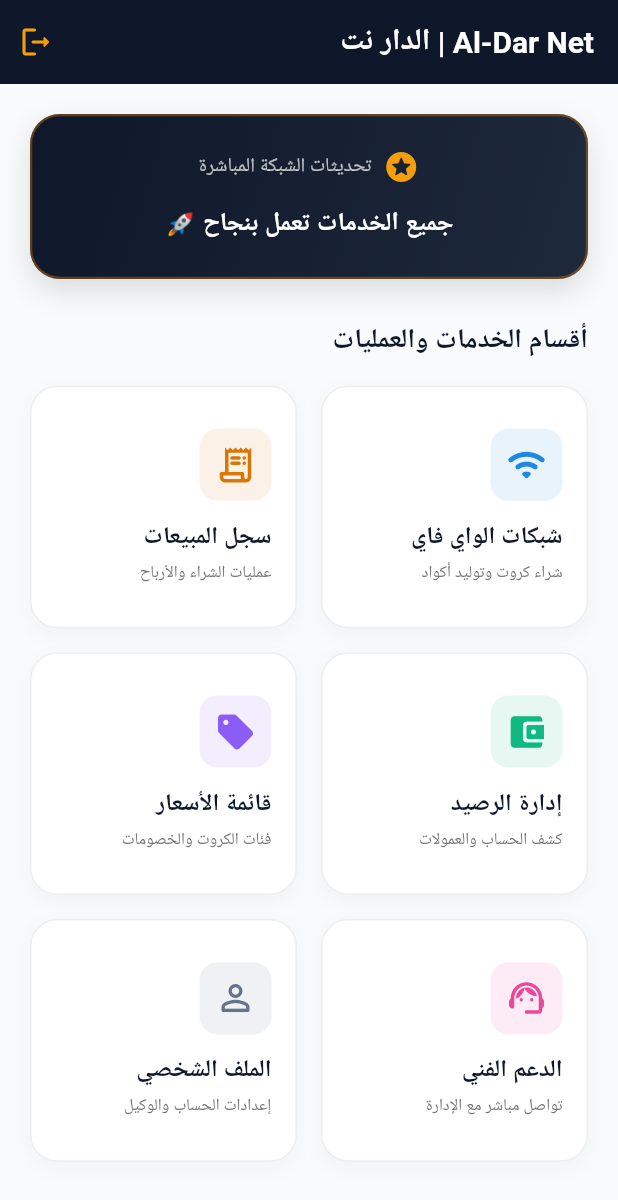
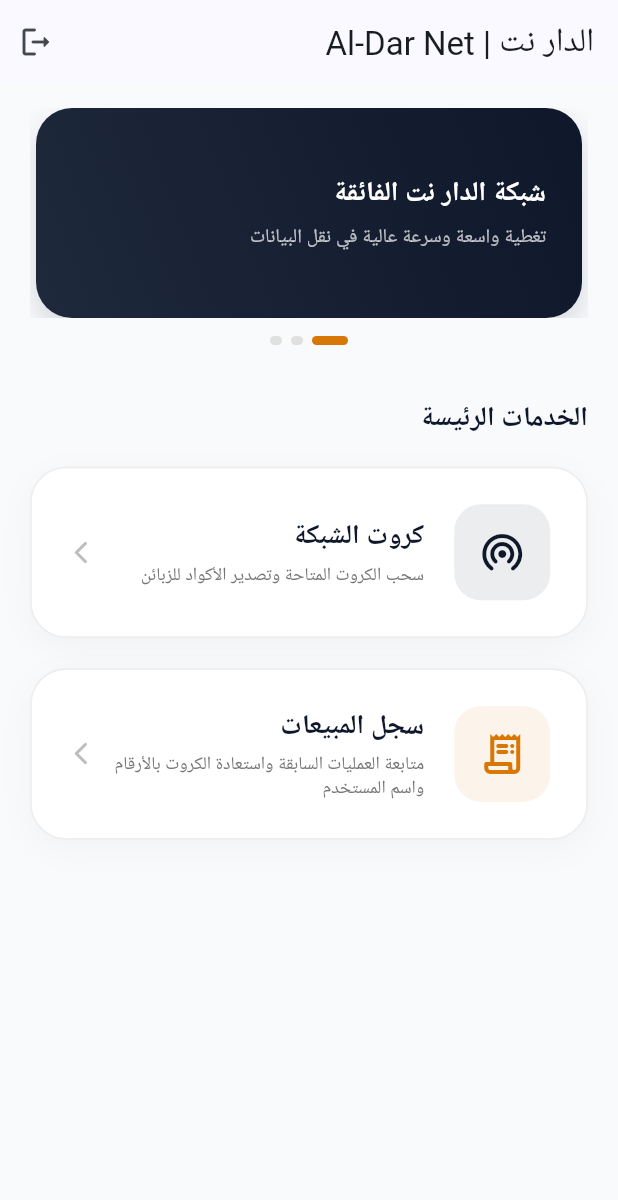
Before and after one commit to helpterooai-ops/aidarnet, a Flutter app: the HomeScreen screen opened directly, on a phone screen of 412 x 824 dp. Shown: the top 1200 px of the screen. Run offline on Flutter 3.47's test engine with Material 3 defaults, Android fonts, the phone set to English and light mode, and no system bars; our stand-ins replace cloud_firestore, firebase_auth, firebase_core; accounts and stored records are empty; Roboto replaces fonts that are missing (IBMPlexSansArabic).

```diff
--- a/lib/screens/home_screen.dart
+++ b/lib/screens/home_screen.dart
@@ -13,30 +13,44 @@ class HomeScreen extends StatefulWidget {
 }
 
 class _HomeScreenState extends State<HomeScreen> {
-  int _currentBannerIndex = 0;
-  late Timer _bannerTimer;
+  final PageController _pageController = PageController();
+  int _currentPage = 0;
+  late Timer _carouselTimer;
 
-  final List<String> _bannerMessages = [
-    'جميع الخدمات تعمل بنجاح 🚀',
-    'أسرع شبكة اتصال إنترنت في المنطقة ⚡',
-    'سرعة فائقة ومستقرة مع شبكة الدار نت 🌐',
+  final List<Map<String, String>> _bannerItems = [
+    {
+      'title': 'شبكة الدار نت الفائقة',
+      'subtitle': 'تغطية واسعة وسرعة عالية في نقل البيانات',
+    },
+    {
+      'title': 'سحب وتوزيع آمن',
+      'subtitle': 'توليد وشراء الكروت بنظام الحماية المباشر',
+    },
+    {
+      'title': 'خدمة المبيعات والوكلاء',
+      'subtitle': 'تابع أرباحك وعمليات السحب فوراً ولحظياً',
+    },
   ];
 
   @override
   void initState() {
     super.initState();
-    _bannerTimer = Timer.periodic(const Duration(seconds: 4), (timer) {
+    _carouselTimer = Timer.periodic(const Duration(seconds: 4), (timer) {
       if (mounted) {
-        setState(() {
-          _currentBannerIndex = (_currentBannerIndex + 1) % _bannerMessages.length;
-        });
+        _currentPage = (_currentPage + 1) % _bannerItems.length;
+        _pageController.animateToPage(
+          _currentPage,
+          duration: const Duration(milliseconds: 600),
+          curve: Curves.easeInOutCubic,
+        );
       }
     });
   }
 
   @override
   void dispose() {
-    _bannerTimer.cancel();
+    _carouselTimer.cancel();
+    _pageController.dispose();
     super.dispose();
   }
 
@@ -55,110 +69,114 @@ class _HomeScreenState extends State<HomeScreen> {
     return Scaffold(
       backgroundColor: const Color(0xFFF8FAFC),
       appBar: AppBar(
-        elevation: 0,
-        backgroundColor: const Color(0xFF0F172A),
-        foregroundColor: Colors.white,
-        title: const Text(
-          'Al-Dar Net | الدار نت',
-          style: TextStyle(fontSize: 20, fontWeight: FontWeight.bold),
-        ),
+        title: const Text('الدار نت | Al-Dar Net'),
         actions: [
           IconButton(
-            icon: const Icon(Icons.logout_rounded, color: Color(0xFFF59E0B)),
+            icon: const Icon(Icons.logout_rounded),
             tooltip: 'تسجيل الخروج',
             onPressed: _logout,
-          )
+          ),
         ],
       ),
-      body: SingleChildScrollView(
-        padding: const EdgeInsets.all(20.0),
+      body: SafeArea(
+        child: Padding(
+          padding: const EdgeInsets.symmetric(horizontal: 20.0, vertical: 16.0),
           child: Column(
             crossAxisAlignment: CrossAxisAlignment.start,
             children: [
-            // البطاقة الإعلانية البارزة
-            Container(
-              width: double.infinity,
-              padding: const EdgeInsets.all(22),
+              // 1. بطاقات العرض المتحركة بالسحب والتحويل (PageView Slider)
+              SizedBox(
+                height: 140,
+                child: PageView.builder(
+                  controller: _pageController,
+                  onPageChanged: (index) => setState(() => _currentPage = index),
+                  itemCount: _bannerItems.length,
+                  itemBuilder: (context, index) {
+                    final item = _bannerItems[index];
+                    return AnimatedContainer(
+                      duration: const Duration(milliseconds: 300),
+                      margin: const EdgeInsets.symmetric(horizontal: 4),
+                      padding: const EdgeInsets.all(24),
                       decoration: BoxDecoration(
                         gradient: const LinearGradient(
                           colors: [Color(0xFF0F172A), Color(0xFF1E293B)],
-                  begin: Alignment.topLeft,
-                  end: Alignment.bottomRight,
+                          begin: Alignment.topRight,
+                          end: Alignment.bottomLeft,
                         ),
-                borderRadius: BorderRadius.circular(20),
-                border: Border.all(
-                  color: const Color(0xFFD97706).withOpacity(0.4),
-                  width: 1.5,
-                ),
+                        borderRadius: BorderRadius.circular(24),
                         boxShadow: [
                           BoxShadow(
-                    color: Colors.black.withOpacity(0.12),
-                    blurRadius: 15,
+                            color: const Color(0xFF0F172A).withOpacity(0.15),
+                            blurRadius: 16,
                             offset: const Offset(0, 8),
                           ),
                         ],
                       ),
                       child: Column(
+                        mainAxisAlignment: MainAxisAlignment.center,
+                        crossAxisAlignment: CrossAxisAlignment.start,
                         children: [
-                  Row(
-                    mainAxisAlignment: MainAxisAlignment.center,
-                    children: [
-                      const Icon(Icons.stars_rounded, color: Color(0xFFF59E0B), size: 24),
-                      const SizedBox(width: 8),
                           Text(
-                        'تحديثات الشبكة المباشرة',
+                            item['title']!,
+                            style: const TextStyle(
+                              fontSize: 18,
+                              fontWeight: FontWeight.bold,
+                              color: Colors.white,
+                            ),
+                          ),
+                          const SizedBox(height: 6),
+                          Text(
+                            item['subtitle']!,
                             style: TextStyle(
+                              fontSize: 13,
                               color: Colors.white.withOpacity(0.7),
-                          fontSize: 13,
-                          fontWeight: FontWeight.w500,
                             ),
                           ),
                         ],
                       ),
-                  const SizedBox(height: 14),
-                  AnimatedSwitcher(
-                    duration: const Duration(milliseconds: 600),
-                    child: Text(
-                      _bannerMessages[_currentBannerIndex],
-                      key: ValueKey<int>(_currentBannerIndex),
-                      textAlign: TextAlign.center,
-                      style: const TextStyle(
-                        fontSize: 17,
-                        fontWeight: FontWeight.bold,
-                        color: Colors.white,
-                        height: 1.4,
+                    );
+                  },
+                ),
+              ),
+              const SizedBox(height: 12),
+
+              Row(
+                mainAxisAlignment: MainAxisAlignment.center,
+                children: List.generate(
+                  _bannerItems.length,
+                  (index) => AnimatedContainer(
+                    duration: const Duration(milliseconds: 300),
+                    margin: const EdgeInsets.symmetric(horizontal: 3),
+                    width: _currentPage == index ? 24 : 8,
+                    height: 6,
+                    decoration: BoxDecoration(
+                      color: _currentPage == index ? const Color(0xFFD97706) : Colors.grey.shade300,
+                      borderRadius: BorderRadius.circular(3),
                     ),
                   ),
                 ),
-                ],
               ),
-            ),
-            const SizedBox(height: 28),
+              const SizedBox(height: 36),
 
               const Text(
-              'أقسام الخدمات والعمليات',
+                'الخدمات الرئيسة',
                 style: TextStyle(
                   fontSize: 18,
-                fontWeight: FontWeight.bold,
+                  fontWeight: FontWeight.w800,
                   color: Color(0xFF0F172A),
                 ),
               ),
-            const SizedBox(height: 16),
+              const SizedBox(height: 18),
 
-            // شبكة الأقسام الستة
-            GridView.count(
-              shrinkWrap: true,
-              physics: const NeverScrollableScrollPhysics(),
-              crossAxisCount: 2,
-              crossAxisSpacing: 16,
-              mainAxisSpacing: 16,
-              childAspectRatio: 1.1,
+              // 2. تلبية الطلب: الزران الرئيسيّان فقط
+              Expanded(
+                child: Column(
                   children: [
-                _buildGridCard(
-                  title: 'شبكات الواي فاي',
-                  subtitle: 'شراء كروت وتوليد أكواد',
-                  icon: Icons.wifi_rounded,
-                  iconColor: const Color(0xFF1E88E5),
+                    _buildMainActionButton(
+                      title: 'كروت الشبكة',
+                      subtitle: 'سحب الكروت المتاحة وتصدير الأكواد للزبائن',
+                      icon: Icons.wifi_tethering_rounded,
+                      accentColor: const Color(0xFF0F172A),
                       onTap: () {
                         Navigator.push(
                           context,
@@ -166,11 +184,12 @@ class _HomeScreenState extends State<HomeScreen> {
                         );
                       },
                     ),
-                _buildGridCard(
+                    const SizedBox(height: 20),
+                    _buildMainActionButton(
                       title: 'سجل المبيعات',
-                  subtitle: 'عمليات الشراء والأرباح',
+                      subtitle: 'متابعة العمليات السابقة واستعادة الكروت بالأرقام واسم المستخدم',
                       icon: Icons.receipt_long_rounded,
-                  iconColor: const Color(0xFFD97706),
+                      accentColor: const Color(0xFFD97706),
                       onTap: () {
                         Navigator.push(
                           context,
@@ -178,84 +197,61 @@ class _HomeScreenState extends State<HomeScreen> {
                         );
                       },
                     ),
-                _buildGridCard(
-                  title: 'إدارة الرصيد',
-                  subtitle: 'كشف الحساب والعمولات',
-                  icon: Icons.account_balance_wallet_rounded,
-                  iconColor: const Color(0xFF10B981),
-                  onTap: () => _showSectionInfo(context, 'إدارة الرصيد', 'رصيدك الحالي نشط وتستطيع السحب حسب العمولات المعتمدة.'),
+                  ],
                 ),
-                _buildGridCard(
-                  title: 'قائمة الأسعار',
-                  subtitle: 'فئات الكروت والخصومات',
-                  icon: Icons.sell_rounded,
-                  iconColor: const Color(0xFF8B5CF6),
-                  onTap: () => _showSectionInfo(context, 'قائمة الأسعار', 'أسعار الفئات:\n• 500 ريال (شراء 450)\n• 1000 ريال (شراء 900)\n• 2000 ريال (شراء 1800)\n• 5000 ريال (شراء 4500)'),
-                ),
-                _buildGridCard(
-                  title: 'الدعم الفني',
-                  subtitle: 'تواصل مباشر مع الإدارة',
-                  icon: Icons.support_agent_rounded,
-                  iconColor: const Color(0xFFEC4899),
-                  onTap: () => _showSectionInfo(context, 'الدعم الفني', 'للدعم الفني وإضافة كروت جديدة التواصل مع إدارة شبكة الدار نت.'),
-                ),
-                _buildGridCard(
-                  title: 'الملف الشخصي',
-                  subtitle: 'إعدادات الحساب والوكيل',
-                  icon: Icons.person_outline_rounded,
-                  iconColor: const Color(0xFF64748B),
-                  onTap: () => _showSectionInfo(context, 'الملف الشخصي', 'حساب الوكيل مفعل وجاهز لإجراء العمليات.'),
               ),
             ],
           ),
-          ],
         ),
       ),
     );
   }
 
-  Widget _buildGridCard({
+  Widget _buildMainActionButton({
     required String title,
     required String subtitle,
     required IconData icon,
-    required Color iconColor,
+    required Color accentColor,
     required VoidCallback onTap,
   }) {
-    return InkWell(
+    return Material(
+      color: Colors.transparent,
+      child: InkWell(
         onTap: onTap,
-      borderRadius: BorderRadius.circular(18),
+        borderRadius: BorderRadius.circular(24),
         child: Container(
-        padding: const EdgeInsets.all(16),
+          padding: const EdgeInsets.all(24),
           decoration: BoxDecoration(
             color: Colors.white,
-          borderRadius: BorderRadius.circular(18),
-          // تم استبدال Colors.slate بـ Colors.grey.shade200
-          border: Border.all(color: Colors.grey.shade200),
+            borderRadius: BorderRadius.circular(24),
+            border: Border.all(color: Colors.grey.shade200, width: 1.2),
             boxShadow: [
               BoxShadow(
                 color: Colors.black.withOpacity(0.03),
-              blurRadius: 10,
-              offset: const Offset(0, 4),
+                blurRadius: 18,
+                offset: const Offset(0, 6),
               ),
             ],
           ),
+          child: Row(
+            children: [
+              Container(
+                padding: const EdgeInsets.all(16),
+                decoration: BoxDecoration(
+                  color: accentColor.withOpacity(0.08),
+                  borderRadius: BorderRadius.circular(18),
+                ),
+                child: Icon(icon, color: accentColor, size: 32),
+              ),
+              const SizedBox(width: 20),
+              Expanded(
                 child: Column(
-          mainAxisAlignment: MainAxisAlignment.center,
                   crossAxisAlignment: CrossAxisAlignment.start,
                   children: [
-            Container(
-              padding: const EdgeInsets.all(10),
-              decoration: BoxDecoration(
-                color: iconColor.withOpacity(0.1),
-                borderRadius: BorderRadius.circular(12),
-              ),
-              child: Icon(icon, color: iconColor, size: 28),
-            ),
-            const SizedBox(height: 12),
                     Text(
                       title,
                       style: const TextStyle(
-                fontSize: 16,
+                        fontSize: 18,
                         fontWeight: FontWeight.bold,
                         color: Color(0xFF0F172A),
                       ),
@@ -264,28 +260,18 @@ class _HomeScreenState extends State<HomeScreen> {
                     Text(
                       subtitle,
                       style: TextStyle(
-                fontSize: 11,
+                        fontSize: 12,
                         color: Colors.grey.shade600,
+                        height: 1.3,
                       ),
                     ),
                   ],
                 ),
               ),
-    );
-  }
-
-  void _showSectionInfo(BuildContext context, String title, String content) {
-    showDialog(
-      context: context,
-      builder: (context) => AlertDialog(
-        title: Text(title, style: const TextStyle(fontWeight: FontWeight.bold)),
-        content: Text(content, style: const TextStyle(fontSize: 15)),
-        actions: [
-          TextButton(
-            onPressed: () => Navigator.pop(context),
-            child: const Text('موافق'),
+              Icon(Icons.arrow_forward_ios_rounded, size: 18, color: Colors.grey.shade400),
+            ],
           ),
-        ],
+        ),
       ),
     );
   }
```
Also changed, not shown: lib/screens/sales_history_screen.dart (+103 -94 lines), lib/screens/splash_screen.dart (+38 -57 lines), lib/services/card_service.dart (+16 -13 lines). Lines whose indentation alone changed are shown as unchanged.
